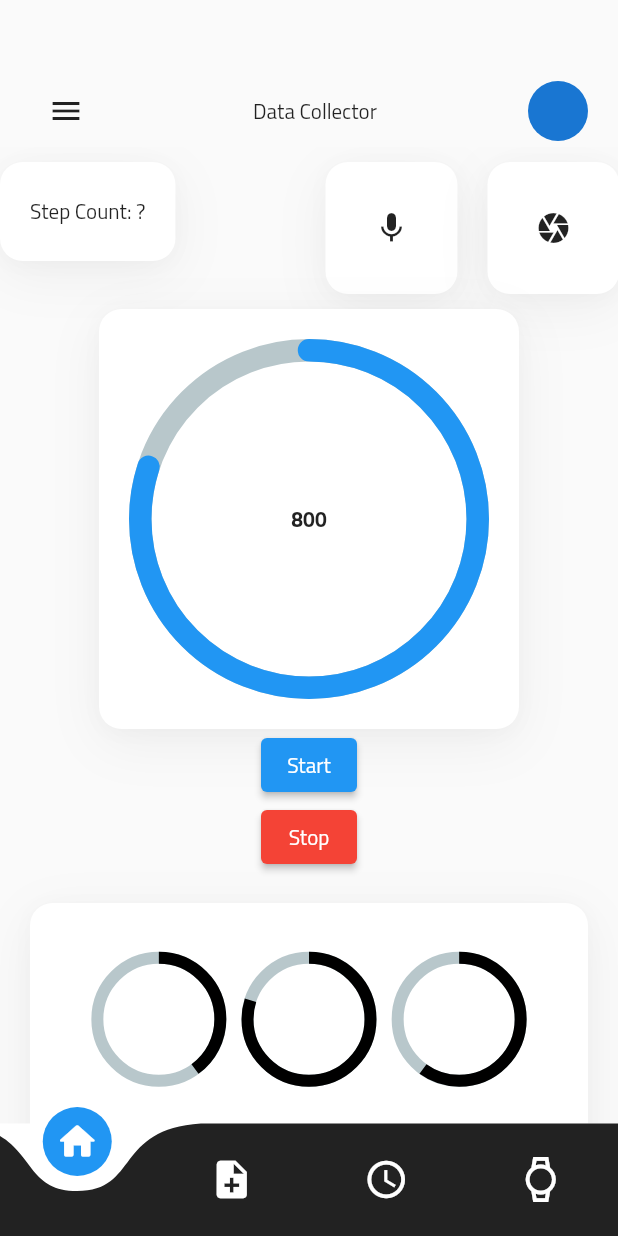
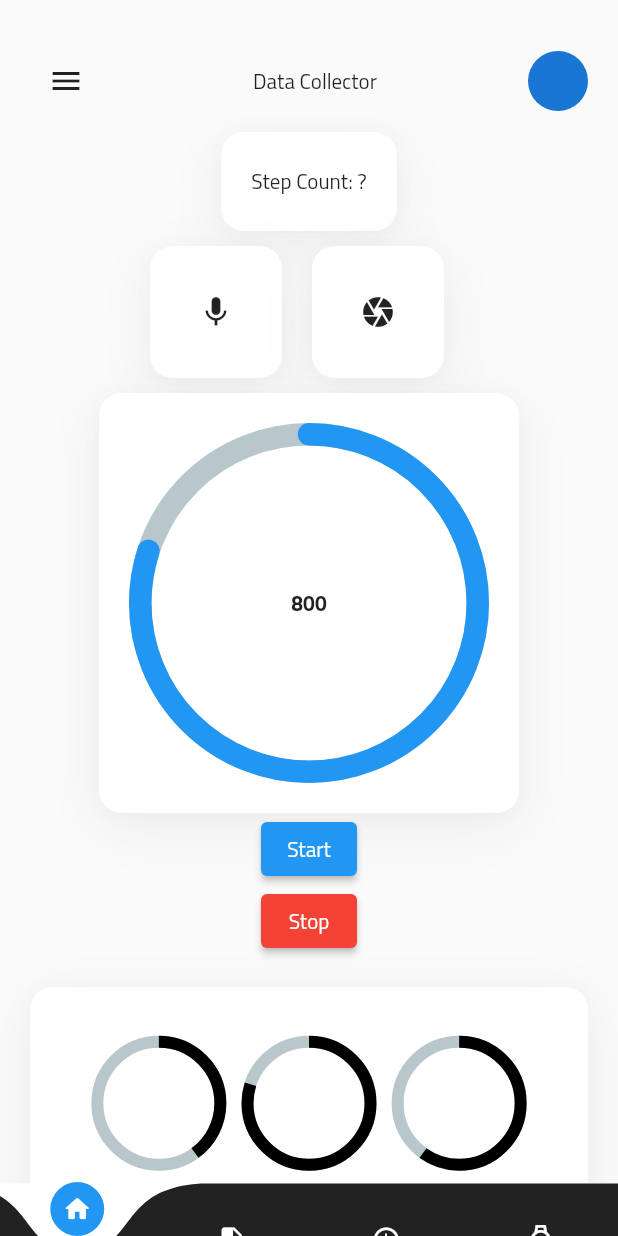
Before and after one commit to pranjal1805/datacollector-pranjal, a Flutter app: the NewHome screen opened directly, on a phone screen of 412 x 824 dp. Run offline on Flutter 3.47's test engine with Material 2 defaults, Android fonts, the light colour scheme and no system bars; drawn by our look-alikes of curved_navigation_bar, percent_indicator; our stand-ins replace awesome_notifications, camera, charts_flutter, dropdown_search, firebase_core, firebase_messaging and 4 more; missing offline and left inert: cron, drop_down_list, number_inc_dec, record, searchable_paginated_dropdown, simple_speed_dial; accounts and stored records are empty.

Commit message:
ui changes

```diff
--- a/frontend/lib/new_ui/new_dashboardScreen.dart
+++ b/frontend/lib/new_ui/new_dashboardScreen.dart
@@ -16,15 +16,12 @@ import 'package:datacollector/accelerometer_data.dart';
 import 'package:datacollector/gyroscope_data.dart';
 import '../line_chart.dart';
 
-
-
 class NewDashboardScreen extends StatefulWidget {
   @override
   State<NewDashboardScreen> createState() => _NewDashboardScreenState();
 }
 
 class _NewDashboardScreenState extends State<NewDashboardScreen> {
-
   static const platform = MethodChannel('android/bluetooth');
   List<double>? _accelerometerValues;
   List<double>? _userAccelerometerValues;
@@ -34,7 +31,7 @@ class _NewDashboardScreenState extends State<NewDashboardScreen> {
   List<AccelerometerData> _accelerometerData = [];
   List<GyroscopeData> _gyroscopeData = [];
   late Stream<StepCount> _stepCountStream;
-  String _steps='?';
+  String _steps = '?';
   int backAndForth = 0;
 
   void onStepCount(StepCount event) {
@@ -67,19 +64,42 @@ class _NewDashboardScreenState extends State<NewDashboardScreen> {
         child: Column(
           children: [
             Row(
-               mainAxisAlignment: MainAxisAlignment.start,
+                mainAxisAlignment: MainAxisAlignment.center,
                 crossAxisAlignment: CrossAxisAlignment.start,
                 children: [
                   Container(
-                margin: EdgeInsets.only(top:10),
+                      margin: EdgeInsets.only(top: 10),
                       padding: EdgeInsets.all(20),
                       decoration: BoxDecoration(
                           color: Colors.white,
-                    borderRadius:  BorderRadius.circular(15),
+                          borderRadius: BorderRadius.circular(15),
                           boxShadow: [
                             BoxShadow(
                               color: const Color(0xFF000000).withOpacity(0.05),
-                        offset: const Offset(0,9),
+                              offset: const Offset(0, 9),
+                              blurRadius: 30,
+                              spreadRadius: 0,
+                            ),
+                            BoxShadow(
+                                color:
+                                    const Color(0xFF4f4f4f).withOpacity(0.03),
+                                offset: const Offset(0, 2),
+                                blurRadius: 10,
+                                spreadRadius: 0)
+                          ]),
+                      child: Text("Step Count: $_steps")),
+                ]),
+            Row(children: [
+              Container(
+                  margin: EdgeInsets.only(left: 100, top: 10),
+                  padding: EdgeInsets.all(20),
+                  decoration: BoxDecoration(
+                      color: Colors.white,
+                      borderRadius: BorderRadius.circular(15),
+                      boxShadow: [
+                        BoxShadow(
+                          color: const Color(0xFF000000).withOpacity(0.05),
+                          offset: const Offset(0, 9),
                           blurRadius: 30,
                           spreadRadius: 0,
                         ),
@@ -87,21 +107,25 @@ class _NewDashboardScreenState extends State<NewDashboardScreen> {
                             color: const Color(0xFF4f4f4f).withOpacity(0.03),
                             offset: const Offset(0, 2),
                             blurRadius: 10,
-                          spreadRadius: 0
-                      )
+                            spreadRadius: 0)
                       ]),
-                child: Text("Step Count: $_steps")
-              ),
+                  child: IconButton(
+                    icon: const Icon(Icons.mic),
+                    tooltip: 'Record Audio',
+                    onPressed: () {
+                      record_audio();
+                    },
+                  )),
               Container(
-            margin: EdgeInsets.only(left: 100,top:10),
+                  margin: EdgeInsets.only(left: 20, top: 10),
                   padding: EdgeInsets.all(20),
                   decoration: BoxDecoration(
                       color: Colors.white,
-                borderRadius:  BorderRadius.circular(15),
+                      borderRadius: BorderRadius.circular(15),
                       boxShadow: [
                         BoxShadow(
                           color: const Color(0xFF000000).withOpacity(0.05),
-                    offset: const Offset(0,9),
+                          offset: const Offset(0, 9),
                           blurRadius: 30,
                           spreadRadius: 0,
                         ),
@@ -109,36 +133,7 @@ class _NewDashboardScreenState extends State<NewDashboardScreen> {
                             color: const Color(0xFF4f4f4f).withOpacity(0.03),
                             offset: const Offset(0, 2),
                             blurRadius: 10,
-                      spreadRadius: 0
-                  )
-                ]),
-            child: IconButton(
-              icon: const Icon(Icons.mic),
-              tooltip: 'Record Audio',
-              onPressed: () {
-                record_audio();
-              },
-            )
-          ),
-          Container(
-              margin: EdgeInsets.only(left: 20,top:10),
-              padding: EdgeInsets.all(20),
-              decoration: BoxDecoration(
-                  color: Colors.white,
-                  borderRadius:  BorderRadius.circular(15),
-                  boxShadow: [
-                    BoxShadow(
-                      color: const Color(0xFF000000).withOpacity(0.05),
-                      offset: const Offset(0,9),
-                      blurRadius: 30,
-                      spreadRadius: 0,
-                    ),
-                    BoxShadow(
-                        color: const Color(0xFF4f4f4f).withOpacity(0.03),
-                        offset: const Offset(0, 2),
-                        blurRadius: 10,
-                        spreadRadius: 0
-                    )
+                            spreadRadius: 0)
                       ]),
                   child: IconButton(
                     icon: const Icon(Icons.camera),
@@ -154,20 +149,18 @@ class _NewDashboardScreenState extends State<NewDashboardScreen> {
                       // );
                       camerasrun();
                     },
-              )
-          ),
-      ]
-          ),
+                  )),
+            ]),
             Container(
               margin: EdgeInsets.only(top: 10),
               padding: EdgeInsets.all(20),
               decoration: BoxDecoration(
                   color: Colors.white,
-              borderRadius:  BorderRadius.circular(15),
+                  borderRadius: BorderRadius.circular(15),
                   boxShadow: [
                     BoxShadow(
                       color: const Color(0xFF000000).withOpacity(0.05),
-                  offset: const Offset(0,9),
+                      offset: const Offset(0, 9),
                       blurRadius: 30,
                       spreadRadius: 0,
                     ),
@@ -175,17 +168,18 @@ class _NewDashboardScreenState extends State<NewDashboardScreen> {
                         color: const Color(0xFF4f4f4f).withOpacity(0.03),
                         offset: const Offset(0, 2),
                         blurRadius: 10,
-                    spreadRadius: 0
-                )
+                        spreadRadius: 0)
                   ]),
-
               child: CircularPercentIndicator(
                 animation: true,
                 animationDuration: 800,
                 radius: 120.0,
                 lineWidth: 15.0,
                 percent: 0.8,
-              center: new Text("800", style: TextStyle(fontWeight: FontWeight.bold),),
+                center: new Text(
+                  "800",
+                  style: TextStyle(fontWeight: FontWeight.bold),
+                ),
                 progressColor: Colors.blue,
                 circularStrokeCap: CircularStrokeCap.round,
               ),
@@ -193,22 +187,22 @@ class _NewDashboardScreenState extends State<NewDashboardScreen> {
             ElevatedButton(
               child: const Text("Start"),
               onPressed: () {
-              if(backAndForth % 2 == 1){
+                if (backAndForth % 2 == 1) {
                   _accelerometerData.clear();
                   _gyroscopeData.clear();
                 }
                 // start a stream that saves acceleroemeterData
-              _streamSubscriptions.add(
-                  accelerometerEvents.listen((AccelerometerEvent event) {
-                    _accelerometerData.add(AccelerometerData(DateTime.now(), <double>[event.x, event.y, event.z]));
-                  })
-              );
+                _streamSubscriptions
+                    .add(accelerometerEvents.listen((AccelerometerEvent event) {
+                  _accelerometerData.add(AccelerometerData(
+                      DateTime.now(), <double>[event.x, event.y, event.z]));
+                }));
                 // start a stream that saves gyroscopeData
-              _streamSubscriptions.add(
-                  gyroscopeEvents.listen((GyroscopeEvent event) {
-                    _gyroscopeData.add(GyroscopeData(DateTime.now(), <double>[event.x, event.y, event.z]));
-                  })
-              );
+                _streamSubscriptions
+                    .add(gyroscopeEvents.listen((GyroscopeEvent event) {
+                  _gyroscopeData.add(GyroscopeData(
+                      DateTime.now(), <double>[event.x, event.y, event.z]));
+                }));
                 backAndForth++;
               },
             ),
@@ -221,7 +215,10 @@ class _NewDashboardScreenState extends State<NewDashboardScreen> {
                 print("length: ${_accelerometerData.length}");
                 Navigator.push(
                   context,
-                MaterialPageRoute(builder: (context) => ChartScreen(accelerometerData: _accelerometerData, gyroscopeData: _gyroscopeData)),
+                  MaterialPageRoute(
+                      builder: (context) => ChartScreen(
+                          accelerometerData: _accelerometerData,
+                          gyroscopeData: _gyroscopeData)),
                 );
               },
             ),
@@ -230,11 +227,11 @@ class _NewDashboardScreenState extends State<NewDashboardScreen> {
               padding: EdgeInsets.all(15),
               decoration: BoxDecoration(
                   color: Colors.white,
-                borderRadius:  BorderRadius.circular(15),
+                  borderRadius: BorderRadius.circular(15),
                   boxShadow: [
                     BoxShadow(
                       color: const Color(0xFF000000).withOpacity(0.05),
-                    offset: const Offset(0,9),
+                      offset: const Offset(0, 9),
                       blurRadius: 30,
                       spreadRadius: 0,
                     ),
@@ -242,8 +239,7 @@ class _NewDashboardScreenState extends State<NewDashboardScreen> {
                         color: const Color(0xFF4f4f4f).withOpacity(0.03),
                         offset: const Offset(0, 2),
                         blurRadius: 10,
-                      spreadRadius: 0
-                  )
+                        spreadRadius: 0)
                   ]),
               child: Row(
                 mainAxisSize: MainAxisSize.max,
@@ -266,7 +262,9 @@ class _NewDashboardScreenState extends State<NewDashboardScreen> {
                         ),
                       ),
                       Text(
-                      'Carbs', style: TextStyle(fontWeight: FontWeight.bold, fontSize: 16),
+                        'Carbs',
+                        style: TextStyle(
+                            fontWeight: FontWeight.bold, fontSize: 16),
                       )
                     ],
                   ),
@@ -286,9 +284,9 @@ class _NewDashboardScreenState extends State<NewDashboardScreen> {
                           progressColor: Colors.black,
                         ),
                       ),
-                    Text(
-                      'Proteins', style: TextStyle(fontWeight: FontWeight.bold, fontSize: 16)
-                    )
+                      Text('Proteins',
+                          style: TextStyle(
+                              fontWeight: FontWeight.bold, fontSize: 16))
                     ],
                   ),
                   Column(
@@ -307,9 +305,9 @@ class _NewDashboardScreenState extends State<NewDashboardScreen> {
                           progressColor: Colors.black,
                         ),
                       ),
-                    Text(
-                      'Fats', style: TextStyle(fontWeight: FontWeight.bold, fontSize: 16)
-                    )
+                      Text('Fats',
+                          style: TextStyle(
+                              fontWeight: FontWeight.bold, fontSize: 16))
                     ],
                   )
                 ],
@@ -333,6 +331,7 @@ class _NewDashboardScreenState extends State<NewDashboardScreen> {
       ),
     );
   }
+
   @override
   void dispose() {
     super.dispose();
@@ -340,6 +339,7 @@ class _NewDashboardScreenState extends State<NewDashboardScreen> {
       subscription.cancel();
     }
   }
+
   @override
   void initState() {
     super.initState();
--- a/frontend/lib/new_ui/new_foodtracker.dart
+++ b/frontend/lib/new_ui/new_foodtracker.dart
@@ -119,7 +119,7 @@ class _NewFoodTrackerScreenState extends State<NewFoodTrackerScreen> {
               itemCount: timeIntervalList.length,
               itemBuilder: (context, index) {
                 return Container(
-                  margin: EdgeInsets.all(15),
+                  margin: EdgeInsets.all(10),
                   height: 120,
                   decoration: BoxDecoration(
                     borderRadius: BorderRadius.circular(10),
--- a/frontend/lib/new_ui/new_home.dart
+++ b/frontend/lib/new_ui/new_home.dart
@@ -51,7 +51,7 @@ class _NewHomeState extends State<NewHome> {
         body: Column(
           children: [
             SizedBox(
-              height: 50,
+              height: 30,
             ),
             Container(
               margin: EdgeInsets.symmetric(horizontal: 20),
@@ -90,12 +90,13 @@ class _NewHomeState extends State<NewHome> {
           ],
         ),
         bottomNavigationBar: CurvedNavigationBar(
+          height: 35,
           index: _currentIndex,
           items: <Widget>[
-            Icon(Icons.home_rounded, size: 30, color: Colors.white,),
-            Icon(Icons.note_add, size: 30, color: Colors.white),
-            Icon(Icons.access_time_outlined, size: 30, color: Colors.white),
-            Icon(Icons.watch_outlined, size: 30, color: Colors.white),
+            Icon(Icons.home_rounded, size: 20, color: Colors.white,),
+            Icon(Icons.note_add, size: 20, color: Colors.white),
+            Icon(Icons.access_time_outlined, size: 20, color: Colors.white),
+            Icon(Icons.watch_outlined, size: 20, color: Colors.white),
           ],
           color: Colors.black87,
           buttonBackgroundColor: Colors.blue,
```
Lines whose indentation alone changed are shown as unchanged.
